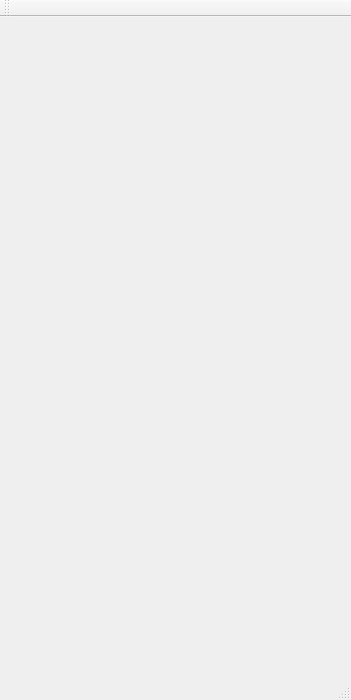
husseinkhlawey/NullPointerException, file cuACS_v2/mainwindow.ui: the form before one commit.
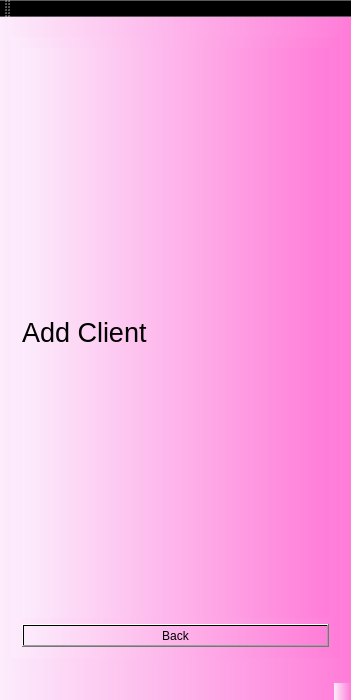
The form after the commit. The open tabs and pages were chosen to show the change.

```diff
--- a/cuACS_v2/mainwindow.ui
+++ b/cuACS_v2/mainwindow.ui
@@ -13,14 +13,23 @@
   <property name="windowTitle">
    <string>MainWindow</string>
   </property>
+  <property name="styleSheet">
+   <string notr="true">background: qlineargradient(spread:pad, x1:0, y1:0, x2:1, y2:0, stop:0 rgba(252,236,252,1), stop:1 rgba(255,124,216,1))</string>
+  </property>
   <widget class="QWidget" name="centralWidget">
    <property name="styleSheet">
     <string notr="true">
 </string>
    </property>
-   <layout class="QHBoxLayout" name="horizontalLayout">
+   <layout class="QVBoxLayout" name="verticalLayout_11">
     <item>
      <widget class="QStackedWidget" name="stackedWidget">
+      <property name="maximumSize">
+       <size>
+        <width>332</width>
+        <height>621</height>
+       </size>
+      </property>
       <property name="styleSheet">
        <string notr="true"/>
       </property>
@@ -330,7 +339,24 @@
         </item>
        </layout>
       </widget>
-      <widget class="QWidget" name="addClient_Staff"/>
+      <widget class="QWidget" name="addClient_Staff">
+       <layout class="QVBoxLayout" name="verticalLayout_10">
+        <item>
+         <widget class="QLabel" name="addClient">
+          <property name="text">
+           <string>&lt;html&gt;&lt;head/&gt;&lt;body&gt;&lt;p&gt;&lt;span style=&quot; font-size:20pt;&quot;&gt;Add Client&lt;/span&gt;&lt;/p&gt;&lt;/body&gt;&lt;/html&gt;</string>
+          </property>
+         </widget>
+        </item>
+        <item>
+         <widget class="QPushButton" name="back_addClient">
+          <property name="text">
+           <string>Back</string>
+          </property>
+         </widget>
+        </item>
+       </layout>
+      </widget>
      </widget>
     </item>
    </layout>
```
Left out of the diff: 24 changed lines with no effect on the pictures.
